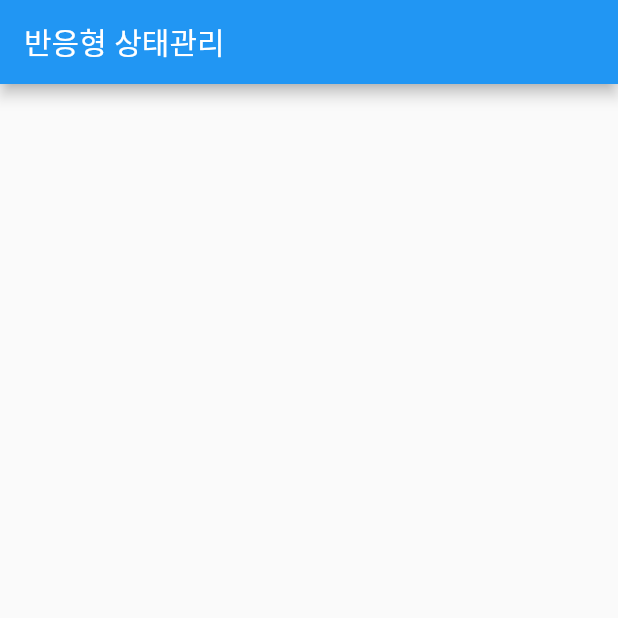
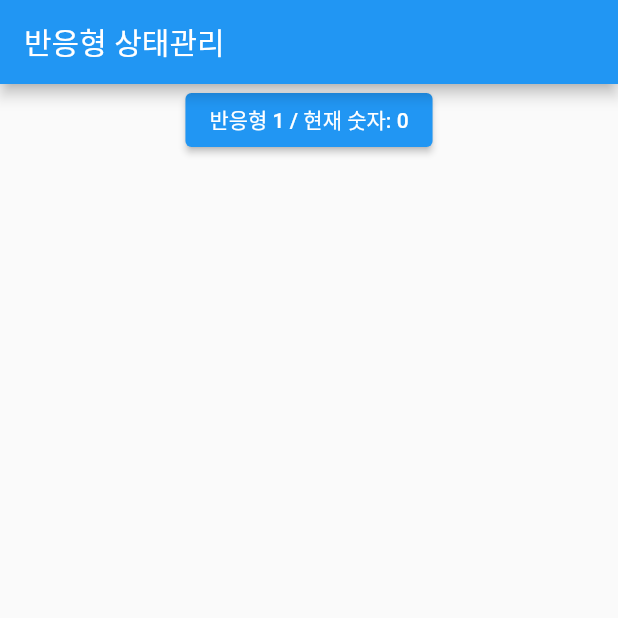
Before and after one commit to chihyeonWON/Flutter-GetX, a Flutter app: the Reactive screen opened directly, on a phone screen of 412 x 824 dp, the top half of it. Run offline on Flutter 3.47's test engine with Material 2 defaults, Android fonts, the phone set to English and light mode, and no system bars; our stand-ins replace get.

Commit message:
반응형 상태 관리 controller의 사용 (GetX를 이용)

```diff
--- a/lib/main.dart
+++ b/lib/main.dart
@@ -93,7 +93,26 @@ class Reactive extends StatelessWidget {
   Widget build(BuildContext context) {
     Get.put(ReactiveController()); // 반응형  상태 관리 controller 등록
     return Scaffold(
-      appBar:AppBar(title:Text('반응형 상태관리'),)
+      appBar:AppBar(title:Text('반응형 상태관리'),),
+      body: Column(
+        children: [
+          Center(
+            child: GetX<ReactiveController>( // 반응형 상태관리 - 1
+              builder: (controller) {
+                return ElevatedButton(
+                  child: Text(
+                    '반응형 1 / 현재 숫자: ${controller.counter.value}', // .value 로 접근
+                  ),
+                  onPressed: () {
+                    controller.increase();
+                    // Get.find<ReactiveController>().increase();
+                  },
+                );
+              },
+            ),
+          ),
+        ],
+      ),
     );
   }
 }
```
